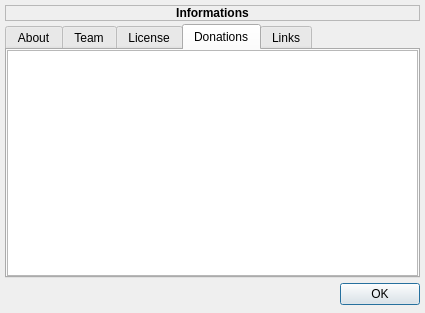
Qt form v2/branches/dev/monkey/src/maininterface/ui/UIAbout.ui (testmana2/mks) before a commit.
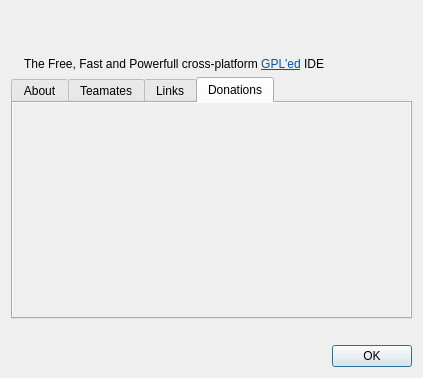
The same form after that commit. The open tabs and pages were chosen to show the change. Icons and pictures are not drawn.

Commit message: Update some project infos. Reworked the About dialog.

```diff
--- a/v2/branches/dev/monkey/src/maininterface/ui/UIAbout.ui
+++ b/v2/branches/dev/monkey/src/maininterface/ui/UIAbout.ui
@@ -1,68 +1,116 @@
 <ui version="4.0" >
  <class>UIAbout</class>
- <widget class="QDialog" name="UIAbout" >
-  <property name="geometry" >
+ <widget class="QDialog" name="UIAbout">
+  <property name="geometry">
    <rect>
     <x>0</x>
     <y>0</y>
-    <width>425</width>
-    <height>313</height>
+    <width>423</width>
+    <height>378</height>
    </rect>
   </property>
-  <property name="windowTitle" >
-   <string>About : %1</string>
-  </property>
-  <layout class="QGridLayout" >
-   <property name="leftMargin" >
-    <number>5</number>
-   </property>
-   <property name="topMargin" >
-    <number>5</number>
-   </property>
-   <property name="rightMargin" >
-    <number>5</number>
-   </property>
-   <property name="bottomMargin" >
-    <number>5</number>
-   </property>
-   <property name="horizontalSpacing" >
-    <number>3</number>
-   </property>
-   <property name="verticalSpacing" >
-    <number>3</number>
-   </property>
-   <item row="2" column="0" >
-    <spacer>
-     <property name="orientation" >
-      <enum>Qt::Horizontal</enum>
-     </property>
-     <property name="sizeHint" >
-      <size>
-       <width>321</width>
-       <height>27</height>
-      </size>
-     </property>
-    </spacer>
-   </item>
-   <item row="2" column="1" >
-    <widget class="QPushButton" name="pbOK" >
-     <property name="sizePolicy" >
-      <sizepolicy vsizetype="Fixed" hsizetype="Fixed" >
+  <layout class="QGridLayout" name="gridLayout">
+   <item row="0" column="0" rowspan="3">
+    <widget class="QLabel" name="label">
+     <property name="sizePolicy">
+      <sizepolicy hsizetype="Maximum" vsizetype="Preferred">
        <horstretch>0</horstretch>
        <verstretch>0</verstretch>
       </sizepolicy>
      </property>
-     <property name="text" >
-      <string>OK</string>
+     <property name="pixmap">
+      <pixmap resource="../../resources/resources.qrc">:/application/icons/application/monkey2.gif</pixmap>
      </property>
-     <property name="icon" >
-      <iconset/>
+     <property name="alignment">
+      <set>Qt::AlignCenter</set>
      </property>
     </widget>
    </item>
-   <item row="1" column="0" colspan="2" >
-    <widget class="QTabWidget" name="twAbout" >
-     <property name="currentIndex" >
+   <item row="0" column="1">
+    <widget class="QLabel" name="lTitle">
+     <property name="font">
+      <font>
+       <pointsize>13</pointsize>
+       <weight>75</weight>
+       <bold>true</bold>
+      </font>
+     </property>
+     <property name="openExternalLinks">
+      <bool>true</bool>
+     </property>
+     <property name="textInteractionFlags">
+      <set>Qt::TextBrowserInteraction</set>
+     </property>
+    </widget>
+   </item>
+   <item row="1" column="1">
+    <widget class="QLabel" name="lVersion">
+     <property name="font">
+      <font>
+       <weight>75</weight>
+       <bold>true</bold>
+      </font>
+     </property>
+     <property name="openExternalLinks">
+      <bool>true</bool>
+     </property>
+     <property name="textInteractionFlags">
+      <set>Qt::TextBrowserInteraction</set>
+     </property>
+    </widget>
+   </item>
+   <item row="5" column="0" colspan="2">
+    <widget class="QDialogButtonBox" name="buttonBox">
+     <property name="standardButtons">
+      <set>QDialogButtonBox::Ok</set>
+     </property>
+    </widget>
+   </item>
+   <item row="2" column="1">
+    <widget class="QLabel" name="lInformations">
+     <property name="text">
+      <string>&lt;!DOCTYPE HTML PUBLIC &quot;-//W3C//DTD HTML 4.0//EN&quot; &quot;http://www.w3.org/TR/REC-html40/strict.dtd&quot;&gt;
+&lt;html&gt;&lt;head&gt;&lt;meta name=&quot;qrichtext&quot; content=&quot;1&quot; /&gt;&lt;style type=&quot;text/css&quot;&gt;
+p, li { white-space: pre-wrap; }
+&lt;/style&gt;&lt;/head&gt;&lt;body style=&quot; font-family:'Sans Serif'; font-size:9pt; font-weight:400; font-style:normal;&quot;&gt;
+&lt;p style=&quot; margin-top:0px; margin-bottom:0px; margin-left:0px; margin-right:0px; -qt-block-indent:0; text-indent:0px;&quot;&gt;The Free, Fast and Powerfull cross-platform &lt;a href=&quot;http://www.gnu.org/licenses/gpl.html&quot;&gt;&lt;span style=&quot; text-decoration: underline; color:#0057ae;&quot;&gt;GPL'ed&lt;/span&gt;&lt;/a&gt; IDE&lt;/p&gt;&lt;/body&gt;&lt;/html&gt;</string>
+     </property>
+     <property name="wordWrap">
+      <bool>true</bool>
+     </property>
+     <property name="openExternalLinks">
+      <bool>true</bool>
+     </property>
+     <property name="textInteractionFlags">
+      <set>Qt::TextBrowserInteraction</set>
+     </property>
+    </widget>
+   </item>
+   <item row="4" column="0" colspan="2">
+    <widget class="QLabel" name="lCopyrights">
+     <property name="font">
+      <font>
+       <weight>75</weight>
+       <bold>true</bold>
+      </font>
+     </property>
+     <property name="alignment">
+      <set>Qt::AlignCenter</set>
+     </property>
+     <property name="wordWrap">
+      <bool>true</bool>
+     </property>
+     <property name="openExternalLinks">
+      <bool>true</bool>
+     </property>
+     <property name="textInteractionFlags">
+      <set>Qt::TextBrowserInteraction</set>
+     </property>
+    </widget>
+   </item>
+   <item row="3" column="0" colspan="2">
+    <widget class="QTabWidget" name="twAbout">
+     <property name="currentIndex">
       <number>0</number>
      </property>
      <widget class="QLabel" name="lLogo" >
@@ -76,20 +124,46 @@
        <string>About</string>
       </attribute>
      </widget>
-     <widget class="QTextBrowser" name="tbTeam" >
-      <property name="horizontalScrollBarPolicy" >
-       <enum>Qt::ScrollBarAlwaysOff</enum>
+     <widget class="QTextBrowser" name="tbTeamates">
+      <property name="palette">
+       <palette>
+        <active>
+         <colorrole role="Base">
+          <brush brushstyle="SolidPattern">
+           <color alpha="0">
+            <red>255</red>
+            <green>255</green>
+            <blue>255</blue>
+           </color>
+          </brush>
+         </colorrole>
+        </active>
+        <inactive>
+         <colorrole role="Base">
+          <brush brushstyle="SolidPattern">
+           <color alpha="0">
+            <red>255</red>
+            <green>255</green>
+            <blue>255</blue>
+           </color>
+          </brush>
+         </colorrole>
+        </inactive>
+        <disabled>
+         <colorrole role="Base">
+          <brush brushstyle="SolidPattern">
+           <color alpha="0">
+            <red>255</red>
+            <green>255</green>
+            <blue>255</blue>
+           </color>
+          </brush>
+         </colorrole>
+        </disabled>
+       </palette>
       </property>
-      <attribute name="title" >
-       <string>Team</string>
-      </attribute>
-     </widget>
-     <widget class="QTextBrowser" name="tbLicense" >
-      <property name="font" >
-       <font>
-        <family>Monospace</family>
-        <pointsize>8</pointsize>
-       </font>
+      <property name="autoFillBackground">
+       <bool>true</bool>
       </property>
       <property name="verticalScrollBarPolicy" >
        <enum>Qt::ScrollBarAlwaysOn</enum>
@@ -106,54 +180,121 @@
       <property name="acceptRichText" >
        <bool>false</bool>
       </property>
-      <attribute name="title" >
-       <string>License</string>
+      <attribute name="title">
+       <string>Teamates</string>
       </attribute>
      </widget>
-     <widget class="QTextBrowser" name="tbDonations" >
-      <property name="horizontalScrollBarPolicy" >
-       <enum>Qt::ScrollBarAlwaysOff</enum>
+     <widget class="QTextBrowser" name="tbLinks">
+      <property name="palette">
+       <palette>
+        <active>
+         <colorrole role="Base">
+          <brush brushstyle="SolidPattern">
+           <color alpha="0">
+            <red>255</red>
+            <green>255</green>
+            <blue>255</blue>
+           </color>
+          </brush>
+         </colorrole>
+        </active>
+        <inactive>
+         <colorrole role="Base">
+          <brush brushstyle="SolidPattern">
+           <color alpha="0">
+            <red>255</red>
+            <green>255</green>
+            <blue>255</blue>
+           </color>
+          </brush>
+         </colorrole>
+        </inactive>
+        <disabled>
+         <colorrole role="Base">
+          <brush brushstyle="SolidPattern">
+           <color alpha="0">
+            <red>255</red>
+            <green>255</green>
+            <blue>255</blue>
+           </color>
+          </brush>
+         </colorrole>
+        </disabled>
+       </palette>
       </property>
-      <attribute name="title" >
-       <string>Donations</string>
-      </attribute>
-     </widget>
-     <widget class="QTextBrowser" name="tbLinks" >
-      <property name="horizontalScrollBarPolicy" >
+      <property name="autoFillBackground">
+       <bool>true</bool>
+      </property>
+      <property name="frameShape">
+       <enum>QFrame::NoFrame</enum>
+      </property>
+      <property name="horizontalScrollBarPolicy">
        <enum>Qt::ScrollBarAlwaysOff</enum>
       </property>
       <attribute name="title" >
        <string>Links</string>
       </attribute>
      </widget>
-    </widget>
-   </item>
-   <item row="0" column="0" colspan="2" >
-    <widget class="QLabel" name="lInformations" >
-     <property name="font" >
-      <font>
-       <pointsize>9</pointsize>
-       <weight>75</weight>
-       <bold>true</bold>
-       <strikeout>false</strikeout>
-       <kerning>true</kerning>
-      </font>
-     </property>
-     <property name="autoFillBackground" >
-      <bool>true</bool>
-     </property>
-     <property name="frameShape" >
-      <enum>QFrame::StyledPanel</enum>
-     </property>
-     <property name="text" >
-      <string>Informations</string>
-     </property>
-     <property name="alignment" >
-      <set>Qt::AlignCenter</set>
-     </property>
-     <property name="openExternalLinks" >
-      <bool>true</bool>
-     </property>
+     <widget class="QTextBrowser" name="tbDonations">
+      <property name="palette">
+       <palette>
+        <active>
+         <colorrole role="Base">
+          <brush brushstyle="SolidPattern">
+           <color alpha="0">
+            <red>255</red>
+            <green>255</green>
+            <blue>255</blue>
+           </color>
+          </brush>
+         </colorrole>
+        </active>
+        <inactive>
+         <colorrole role="Base">
+          <brush brushstyle="SolidPattern">
+           <color alpha="0">
+            <red>255</red>
+            <green>255</green>
+            <blue>255</blue>
+           </color>
+          </brush>
+         </colorrole>
+        </inactive>
+        <disabled>
+         <colorrole role="Base">
+          <brush brushstyle="SolidPattern">
+           <color alpha="0">
+            <red>255</red>
+            <green>255</green>
+            <blue>255</blue>
+           </color>
+          </brush>
+         </colorrole>
+        </disabled>
+       </palette>
+      </property>
+      <property name="autoFillBackground">
+       <bool>true</bool>
+      </property>
+      <property name="frameShape">
+       <enum>QFrame::NoFrame</enum>
+      </property>
+      <property name="horizontalScrollBarPolicy">
+       <enum>Qt::ScrollBarAlwaysOff</enum>
+      </property>
+      <property name="tabChangesFocus">
+       <bool>true</bool>
+      </property>
+      <property name="tabStopWidth">
+       <number>40</number>
+      </property>
+      <property name="openExternalLinks">
+       <bool>true</bool>
+      </property>
+      <attribute name="title">
+       <string>Donations</string>
+      </attribute>
+     </widget>
     </widget>
    </item>
   </layout>
```
Left out of the diff: 62 changed lines with no effect on the pictures. The commit also changes 6 other files.
